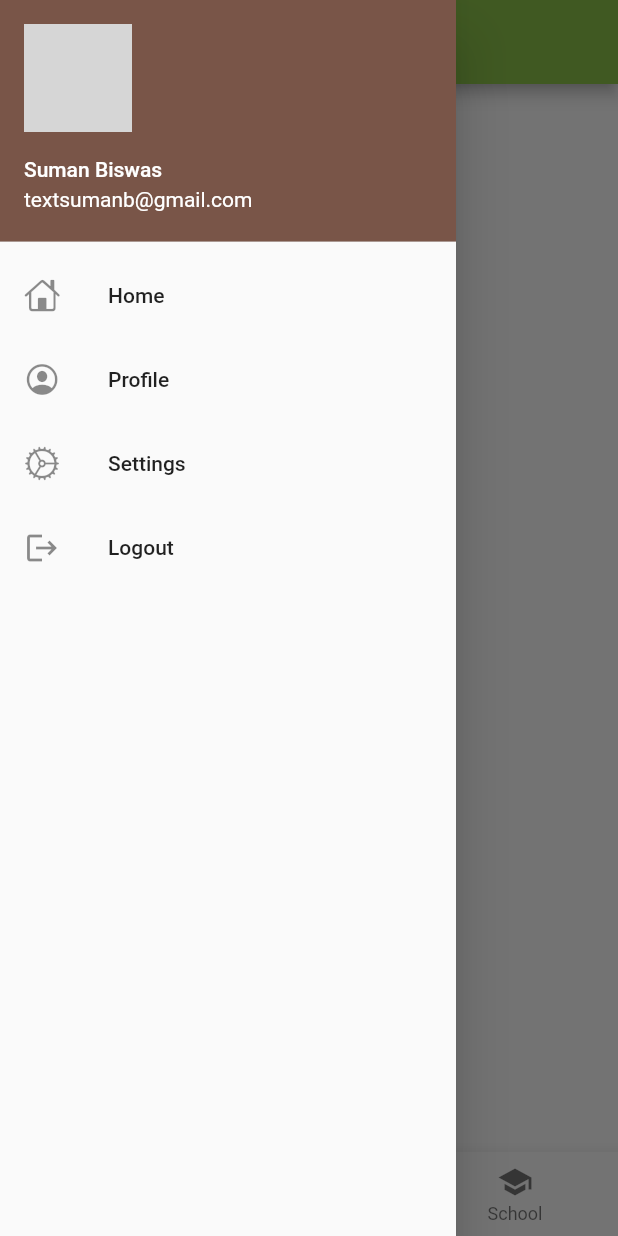
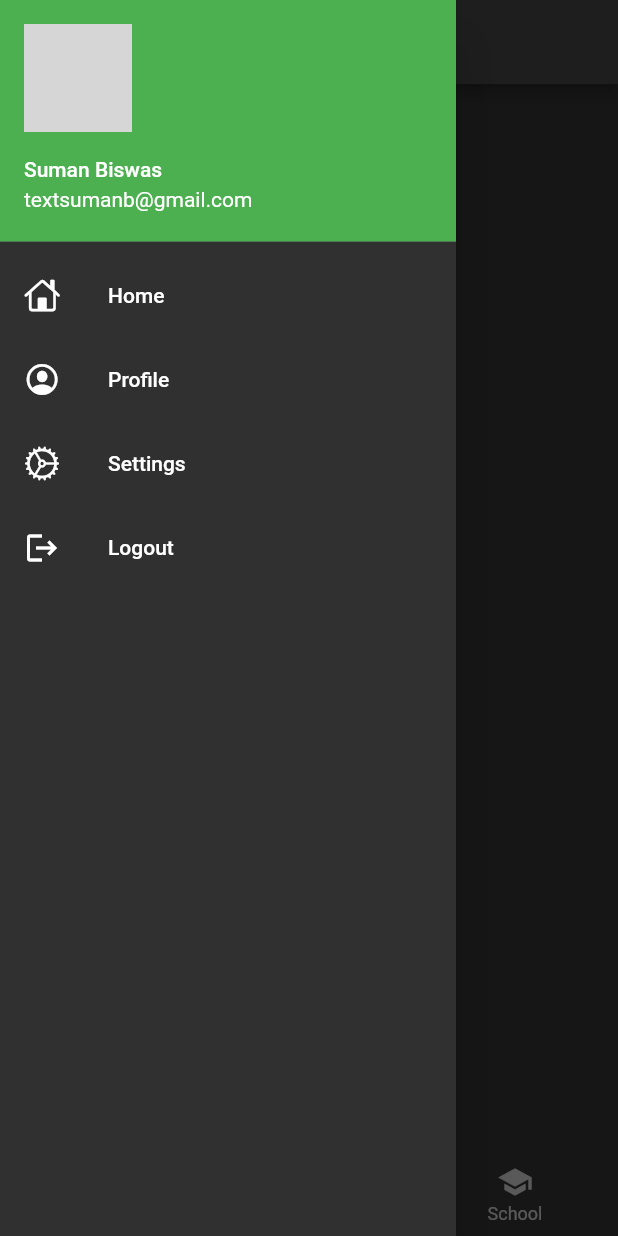
Before and after one commit to sumanbiswas7/learn-flutter, a Flutter app: the screen it shows after launch, with the side drawer open, on a phone screen of 412 x 824 dp. Run offline on Flutter 3.47's test engine with Material 2 defaults, Android fonts, the phone set to English and light mode, and no system bars; our stand-ins replace google_fonts; network calls fail; grey boxes are pictures that could not be loaded.

Commit message:
chapter 10: theme refactoring

```diff
--- a/lib/main.dart
+++ b/lib/main.dart
@@ -1,7 +1,7 @@
 import 'package:coolapp/routes/app_routes.dart';
+import 'package:coolapp/themes/theme.dart';
 import 'package:flutter/material.dart';
 import 'package:flutter/services.dart';
-import 'package:google_fonts/google_fonts.dart';
 
 void main() {
   // Set the status bar color to blue
@@ -17,12 +17,9 @@
   @override
   Widget build(BuildContext context) {
     return MaterialApp(
-      theme: ThemeData(
-          fontFamily: GoogleFonts.roboto().fontFamily,
-          primaryColor: Colors.lightGreen,
-          colorScheme: ColorScheme.fromSwatch(
-            primarySwatch: Colors.brown,
-          )),
+      themeMode: ThemeMode.dark,
+      theme: AppThemes.lightTheme(),
+      darkTheme: AppThemes.darkTheme(),
       initialRoute: AppRoutes.homeRoute,
       routes: AppRoutes.getRoutes(),
     );
--- a/lib/screens/home_screen.dart
+++ b/lib/screens/home_screen.dart
@@ -9,7 +9,7 @@
   Widget build(BuildContext context) {
     return Scaffold(
       appBar: AppBar(
-        backgroundColor: Theme.of(context).primaryColor,
+        title: const Text("Products"),
       ),
       drawer: const AppDrawer(),
       bottomNavigationBar: const BottomNavigationBarExample(),
--- /dev/null
+++ b/lib/themes/theme.dart
@@ -0,0 +1,20 @@
+import 'package:flutter/material.dart';
+import 'package:google_fonts/google_fonts.dart';
+
+class AppThemes {
+  static lightTheme() => ThemeData(
+      primarySwatch: Colors.lime,
+      fontFamily: GoogleFonts.roboto().fontFamily,
+      appBarTheme: const AppBarTheme(
+          centerTitle: true,
+          color: Colors.lime,
+          elevation: 0.0,
+          titleTextStyle: TextStyle(
+            fontSize: 17,
+          )));
+
+  static darkTheme() => ThemeData(
+        primarySwatch: Colors.green,
+        brightness: Brightness.dark,
+      );
+}
--- a/lib/widgets/drawer.dart
+++ b/lib/widgets/drawer.dart
@@ -19,11 +19,9 @@
             ),
             accountName: Text(
               "Suman Biswas",
-              style: TextStyle(color: Colors.white),
             ),
             accountEmail: Text(
               "textsumanb@gmail.com",
-              style: TextStyle(color: Colors.white),
             ),
           ),
           ListTile(
```
Also changed, not shown: 1 other file.
